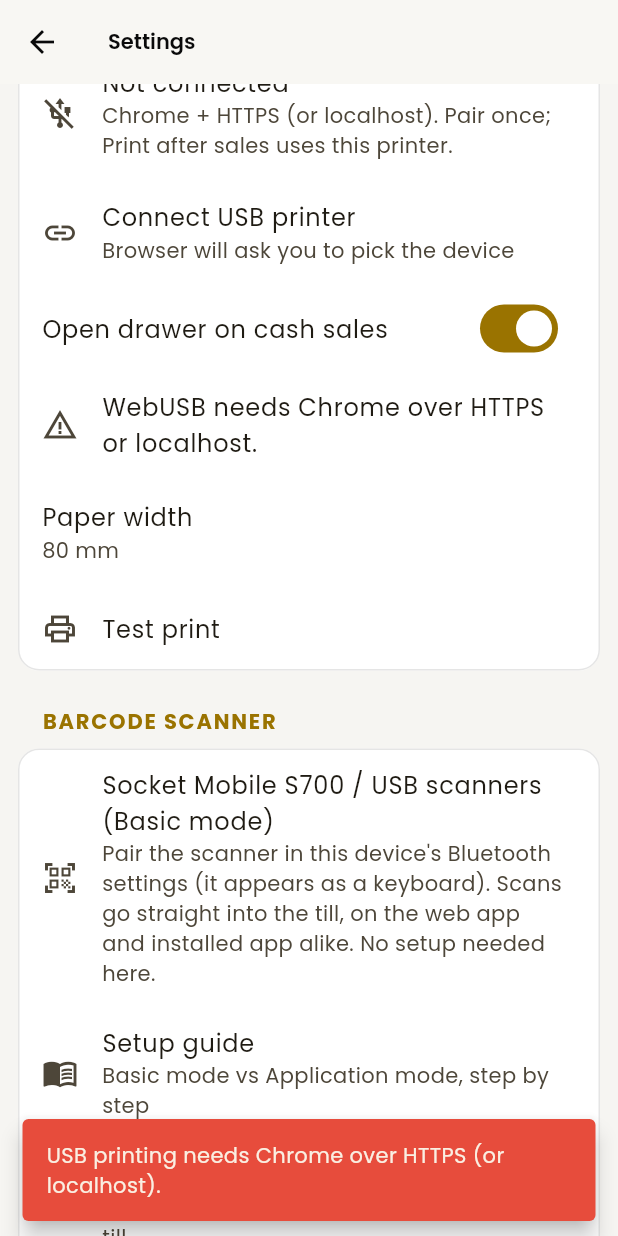
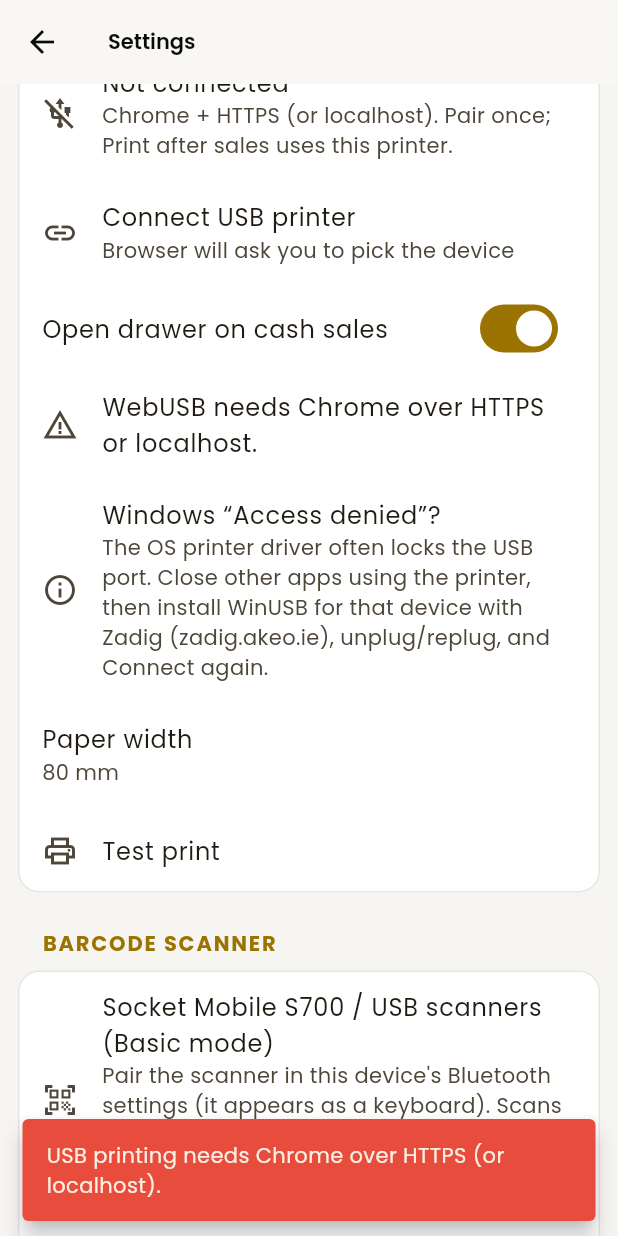
Before and after one commit to ImAadarsh/epos-zaam, a Flutter app: the SettingsScreen screen opened directly, scrolled down 2304 dp, after a tap on "Connect USB printer", on a phone screen of 412 x 824 dp. Run offline on Flutter 3.47's test engine with Material 3 defaults, Android fonts, the phone set to English and light mode, and no system bars; our stand-ins replace dio, flutter_riverpod, google_fonts, pdf, printing, sembast and 2 more; missing offline and left inert: dart:js_interop, mobile_scanner.

Commit message:
Explain Windows WebUSB Access denied with Zadig/WinUSB steps.
Co-authored-by: Cursor <cursoragent@cursor.com>

```diff
--- a/lib/core/hardware/printer/printer_service.dart
+++ b/lib/core/hardware/printer/printer_service.dart
@@ -47,8 +47,19 @@ class PrinterService {
     } on UnsupportedError catch (e) {
       throw PrinterException(e.message ?? 'USB printing is not supported here.');
     } catch (e) {
-      throw PrinterException('Could not connect USB printer ($e).');
+      throw PrinterException(_usbConnectError(e));
     }
+  }
+
+  static String _usbConnectError(Object e) {
+    final s = e.toString();
+    if (s.contains('Access denied') || s.contains('SecurityError')) {
+      return 'Windows is blocking the USB printer (Access denied). '
+          'Close any print queue / POS app using it, then in Device Manager find the printer '
+          '(often under "USB Printing Support"), and use Zadig to install the WinUSB driver for that device. '
+          'Unplug/replug, reopen Chrome, and tap Connect again.';
+    }
+    return 'Could not connect USB printer ($e).';
   }
 
   /// Re-opens a previously permitted WebUSB device (no picker).
--- a/lib/features/settings/settings_screen.dart
+++ b/lib/features/settings/settings_screen.dart
@@ -231,6 +231,14 @@ class SettingsScreen extends ConsumerWidget {
                   toggle('Open drawer on cash sales', s.openDrawerOnCash, (v) => set((x) => x.copyWith(openDrawerOnCash: v))),
                   if (!ref.read(printerServiceProvider).usbPrintingSupported)
                     const ListTile(leading: Icon(Icons.warning_amber), title: Text('WebUSB needs Chrome over HTTPS or localhost.')),
+                  const ListTile(
+                    leading: Icon(Icons.info_outline),
+                    title: Text('Windows “Access denied”?'),
+                    subtitle: Text(
+                      'The OS printer driver often locks the USB port. Close other apps using the printer, '
+                      'then install WinUSB for that device with Zadig (zadig.akeo.ie), unplug/replug, and Connect again.',
+                    ),
+                  ),
                 ],
                 ListTile(
                   title: const Text('Paper width'),
```
